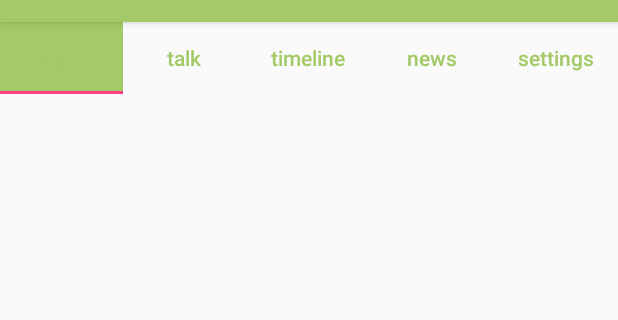
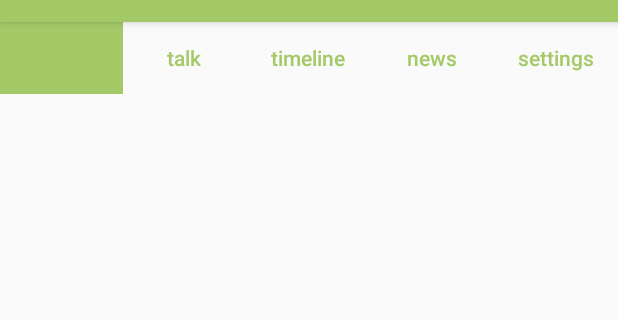
Before and after one commit to yutaro6547/Handwriting-LINE, an Android app: the screen it shows after launch (MainActivity), on a phone screen of 412 x 824 dp, the part 62-382 px from its top. Run offline under Robolectric (Android 15) with nearby library versions, the phone set to English and light mode, and no system bars.

Commit message:
Change Indicator Color

```diff
--- a/app/src/main/res/layout/activity_main.xml
+++ b/app/src/main/res/layout/activity_main.xml
@@ -9,6 +9,7 @@
     android:layout_width="match_parent"
     android:layout_height="wrap_content"
     app:tabBackground="@drawable/selector"
+    app:tabIndicatorColor="@color/accent"
     app:tabTextAppearance="@style/TabTheme"
     app:tabTextColor="@color/accent">
 
--- a/app/src/main/res/values/colors.xml
+++ b/app/src/main/res/values/colors.xml
@@ -4,4 +4,5 @@
   <color name="colorPrimaryDark">#303F9F</color>
   <color name="colorAccent">#FF4081</color>
   <color name="accent">#A4CA68</color>
+  <color name="white">#FFFFFF</color>
 </resources>
```
